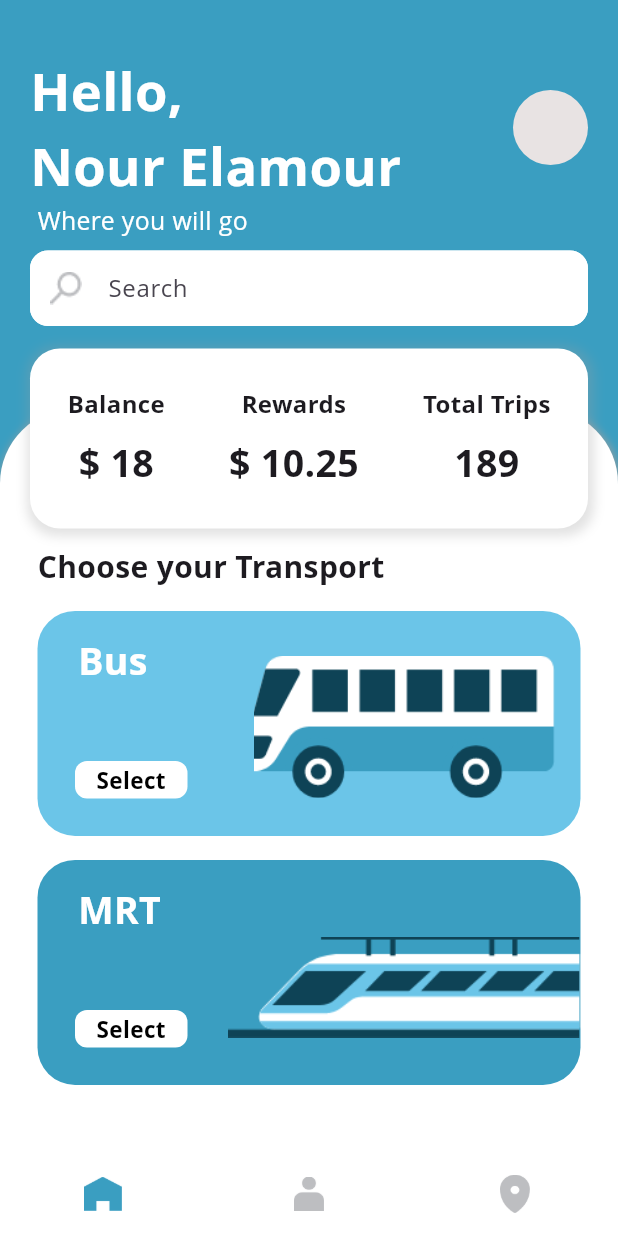
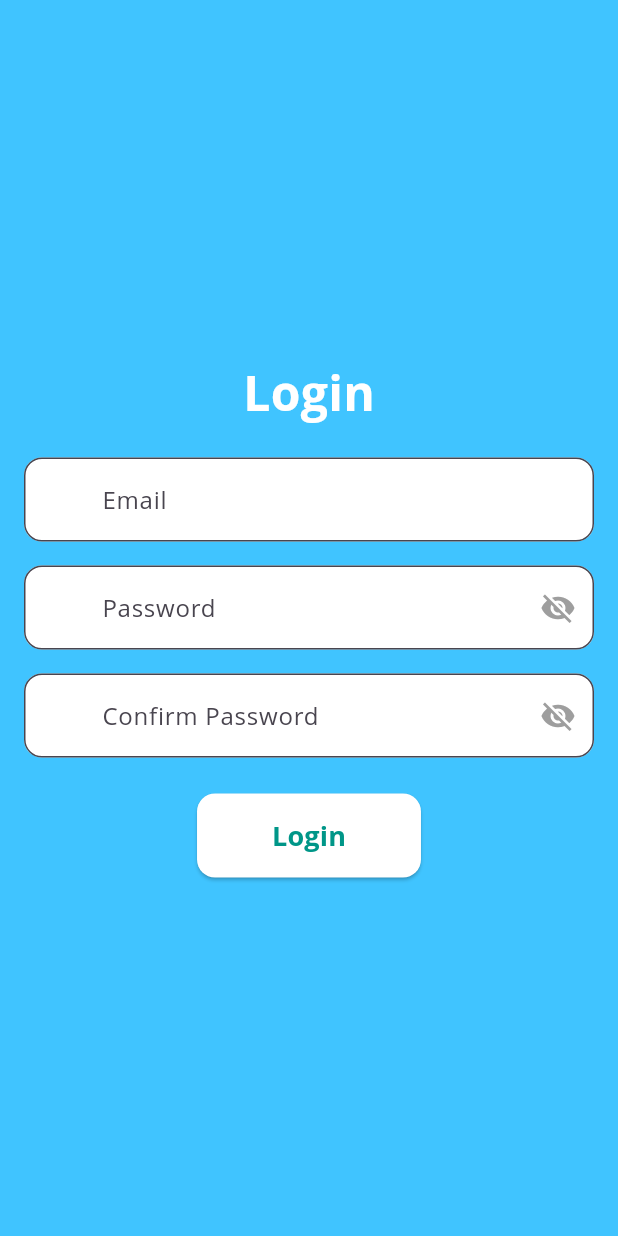
Before and after one commit to Ellithyy/Transport_application, a Flutter app: the screen it shows after launch, on a phone screen of 412 x 824 dp. Run offline on Flutter 3.47's test engine with Material 3 defaults, Android fonts, the phone set to English and light mode, and no system bars.

Commit message:
init transport app

```diff
--- a/lib/main.dart
+++ b/lib/main.dart
@@ -1,13 +1,12 @@
 import 'package:flutter/material.dart';
 import 'package:public_transport_app/constants.dart';
+import 'package:public_transport_app/screens/login_screen.dart';
 import 'package:public_transport_app/screens/home_screen.dart';
 import 'package:public_transport_app/screens/map_screen.dart';
 import 'package:public_transport_app/screens/profile_screen.dart';
 
-
-
 void main() => runApp(MaterialApp(
-  home: Main(),
+  home: Login(), // Set Login as the initial screen
   debugShowCheckedModeBanner: false,
   theme: ThemeData(fontFamily: 'OpenSans'),
 ));
@@ -21,6 +20,7 @@ class _MainState extends State<Main> {
   int _currentIndex = 0;
 
   final List<Widget> _screens = [Home(), Profile(), MyMap()];
+
   @override
   Widget build(BuildContext context) {
     return Scaffold(
@@ -33,7 +33,7 @@ class _MainState extends State<Main> {
         elevation: 0.0,
         onTap: (int index) {
           setState(() {
-            this._currentIndex = index;
+            _currentIndex = index;
           });
         },
         type: BottomNavigationBarType.fixed,
--- a/lib/screens/home_screen.dart
+++ b/lib/screens/home_screen.dart
@@ -1,11 +1,11 @@
 import 'dart:convert';
+import 'package:public_transport_app/screens/login_screen.dart';
 import 'package:flutter/material.dart';
 import 'package:public_transport_app/account.dart';
 import 'package:public_transport_app/constants.dart';
 import 'package:public_transport_app/screens/trnsprt_details.dart';
 import 'package:public_transport_app/widgets/account_box.dart';
 import 'package:public_transport_app/widgets/transport_card.dart';
-
 import '../schedule.dart';
 
 class Home extends StatelessWidget {
--- /dev/null
+++ b/lib/screens/login_screen.dart
@@ -0,0 +1,140 @@
+import 'package:flutter/material.dart';
+import 'package:public_transport_app/main.dart'; // Import Main screen
+
+class Login extends StatefulWidget {
+  Login({Key? key}) : super(key: key);
+
+  @override
+  _LoginState createState() => _LoginState();
+}
+
+class _LoginState extends State<Login> {
+  final TextEditingController emailController = TextEditingController();
+  final TextEditingController passwordController = TextEditingController();
+  final TextEditingController confirmPasswordController = TextEditingController(); // Add confirm password controller
+  bool _isPasswordVisible = false; // To toggle password visibility
+  bool _isConfirmPasswordVisible = false; // To toggle confirm password visibility
+
+  @override
+  Widget build(BuildContext context) {
+    return Scaffold(
+      backgroundColor: Colors.lightBlueAccent,
+      body: Padding(
+        padding: const EdgeInsets.all(16.0),
+        child: Column(
+          mainAxisAlignment: MainAxisAlignment.center,
+          children: [
+            Text(
+              'Login',
+              style: TextStyle(
+                color: Colors.white,
+                fontSize: 32,
+                fontWeight: FontWeight.bold,
+              ),
+            ),
+            SizedBox(height: 20),
+            TextField(
+              controller: emailController,
+              decoration: InputDecoration(
+                labelText: 'Email',
+                prefixIcon: Icon(Icons.email, color: Colors.white),
+                filled: true,
+                fillColor: Colors.white,
+                border: OutlineInputBorder(
+                  borderRadius: BorderRadius.circular(12),
+                ),
+              ),
+            ),
+            SizedBox(height: 16),
+            TextField(
+              controller: passwordController,
+              obscureText: !_isPasswordVisible,
+              decoration: InputDecoration(
+                labelText: 'Password',
+                prefixIcon: Icon(Icons.lock, color: Colors.white),
+                suffixIcon: IconButton(
+                  icon: Icon(
+                    _isPasswordVisible ? Icons.visibility : Icons.visibility_off,
+                    color: Colors.grey,
+                  ),
+                  onPressed: () {
+                    setState(() {
+                      _isPasswordVisible = !_isPasswordVisible;
+                    });
+                  },
+                ),
+                filled: true,
+                fillColor: Colors.white,
+                border: OutlineInputBorder(
+                  borderRadius: BorderRadius.circular(12),
+                ),
+              ),
+            ),
+            SizedBox(height: 16),
+            TextField(
+              controller: confirmPasswordController,
+              obscureText: !_isConfirmPasswordVisible,
+              decoration: InputDecoration(
+                labelText: 'Confirm Password',
+                prefixIcon: Icon(Icons.lock, color: Colors.white),
+                suffixIcon: IconButton(
+                  icon: Icon(
+                    _isConfirmPasswordVisible ? Icons.visibility : Icons.visibility_off,
+                    color: Colors.grey,
+                  ),
+                  onPressed: () {
+                    setState(() {
+                      _isConfirmPasswordVisible = !_isConfirmPasswordVisible;
+                    });
+                  },
+                ),
+                filled: true,
+                fillColor: Colors.white,
+                border: OutlineInputBorder(
+                  borderRadius: BorderRadius.circular(12),
+                ),
+              ),
+            ),
+            SizedBox(height: 24),
+            ElevatedButton(
+              onPressed: () {
+                _login(context);
+              },
+              style: ElevatedButton.styleFrom(
+                backgroundColor: Colors.white,
+                foregroundColor: Colors.teal,
+                padding: EdgeInsets.symmetric(horizontal: 50, vertical: 15),
+                shape: RoundedRectangleBorder(
+                  borderRadius: BorderRadius.circular(12),
+                ),
+              ),
+              child: Text(
+                'Login',
+                style: TextStyle(fontSize: 18, fontWeight: FontWeight.bold),
+              ),
+            ),
+          ],
+        ),
+      ),
+    );
+  }
+
+  void _login(BuildContext context) {
+    // Check if password and confirm password match
+    if (passwordController.text.trim() == confirmPasswordController.text.trim()) {
+      // If passwords match, navigate to the Main screen
+      Navigator.pushReplacement(
+        context,
+        MaterialPageRoute(builder: (context) => Main()), // Navigate to Main
+      );
+    } else {
+      // Show error if passwords do not match
+      ScaffoldMessenger.of(context).showSnackBar(
+        SnackBar(
+          content: Text('Passwords do not match!'),
+          backgroundColor: Colors.red,
+        ),
+      );
+    }
+  }
+}
```
Also changed, not shown: lib/screens/profile_screen.dart (+145 -1 lines), lib/screens/ticket_details.dart (+20 -4 lines), lib/screens/trnsprt_details.dart (+20 -3 lines).
